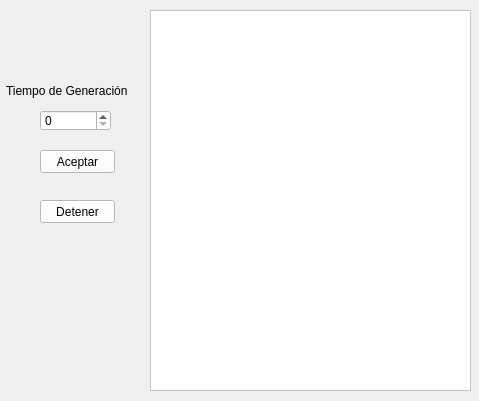
Before: the Qt Designer form ventanaarbolvida.ui in DavidCrgh/Tarea_Programa_Estructuras_2, drawn with Qt 5.
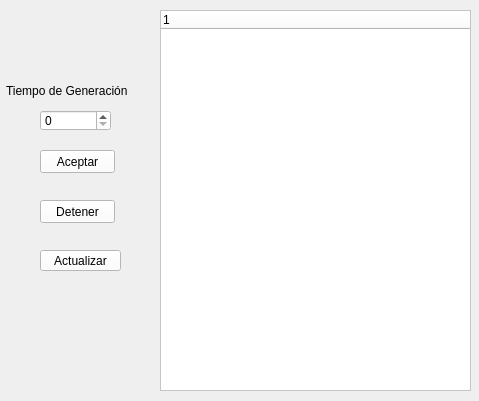
After: the same form once the commit is applied. Icons and pictures are not drawn.

What changed in the file:
```diff
--- a/ventanaarbolvida.ui
+++ b/ventanaarbolvida.ui
@@ -23,20 +23,7 @@
 rgba(255,255,255,255),stop:1 rgba(255,102,0,255));</string>
   </property>
   <widget class="QWidget" name="centralwidget">
-   <widget class="QTextBrowser" name="ids">
-    <property name="geometry">
-     <rect>
-      <x>150</x>
-      <y>10</y>
-      <width>321</width>
-      <height>381</height>
-     </rect>
-    </property>
-    <property name="styleSheet">
-     <string notr="true">background-color: rgb(255, 255, 255);</string>
-    </property>
-   </widget>
-   <widget class="QPushButton" name="Detener">
+   <widget class="QPushButton" name="detener">
     <property name="geometry">
      <rect>
       <x>40</x>
@@ -100,6 +87,41 @@
      <string>Tiempo de Generación</string>
     </property>
    </widget>
+   <widget class="QTreeWidget" name="treeWidget">
+    <property name="geometry">
+     <rect>
+      <x>160</x>
+      <y>10</y>
+      <width>311</width>
+      <height>381</height>
+     </rect>
+    </property>
+    <property name="styleSheet">
+     <string notr="true">background-color: rgb(255, 255, 255);</string>
+    </property>
+    <column>
+     <property name="text">
+      <string/>
+     </property>
+    </column>
+   </widget>
+   <widget class="QPushButton" name="pushButton">
+    <property name="geometry">
+     <rect>
+      <x>40</x>
+      <y>250</y>
+      <width>81</width>
+      <height>21</height>
+     </rect>
+    </property>
+    <property name="styleSheet">
+     <string notr="true">background-color: rgb(255, 255, 255);
+font: 75 16pt &quot;System&quot;;</string>
+    </property>
+    <property name="text">
+     <string>Actualizar</string>
+    </property>
+   </widget>
   </widget>
  </widget>
  <resources>
```
Left out of the diff: 2 changed lines with no effect on the pictures.
